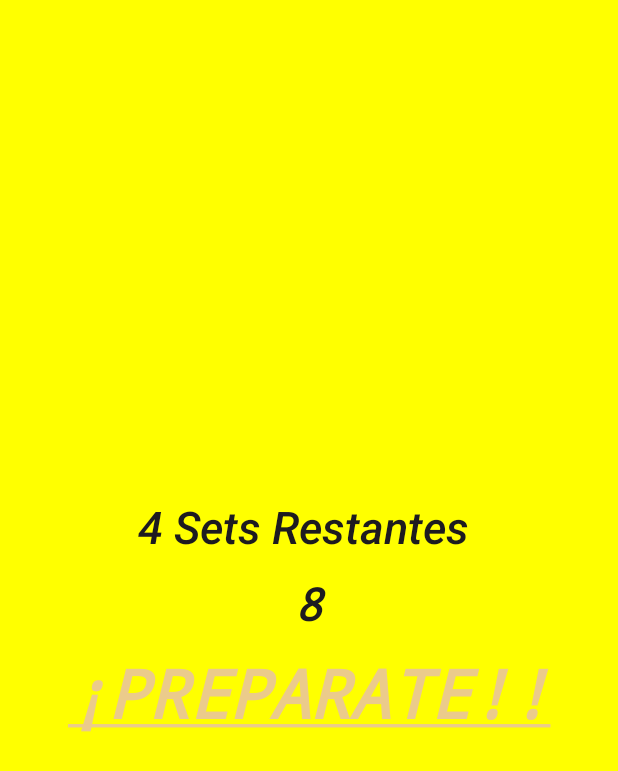
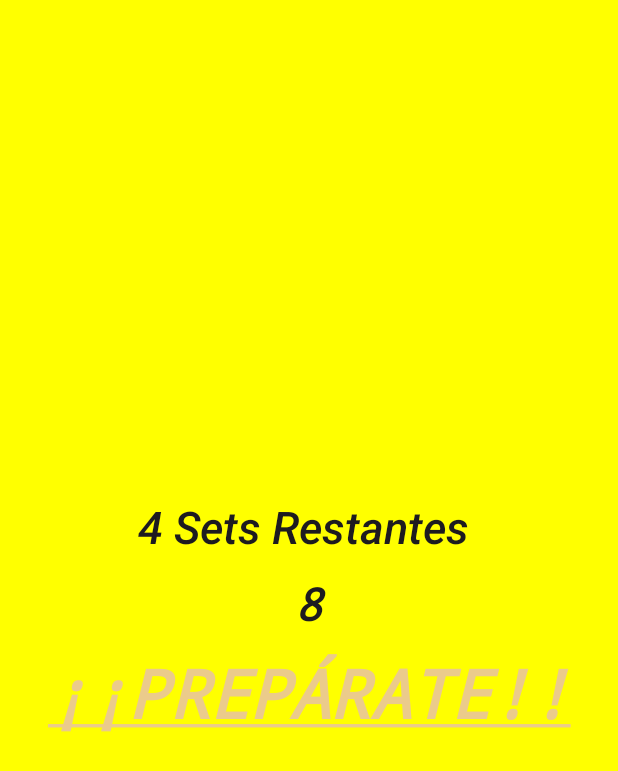
Before and after one commit to airamdl/hiitTimer, an Android app built with Jetpack Compose: the screen it shows after launch (MainActivity), after a tap on "Start Activity", on a phone screen of 412 x 824 dp. Shown: the top 771 px of the screen. Run offline under Robolectric (Android 15) with nearby library versions, the phone set to English and light mode, and no system bars.

Commit message:
Pequeño ajustes de código.

```diff
--- a/app/src/main/java/com/example/contador/ScreenManager.kt
+++ b/app/src/main/java/com/example/contador/ScreenManager.kt
@@ -38,6 +38,8 @@ import androidx.navigation.compose.NavHost
 import androidx.navigation.compose.composable
 import androidx.navigation.compose.rememberNavController
 import com.example.contador.ui.theme.*
+import android.media.MediaPlayer
+import androidx.compose.ui.platform.LocalContext
 import java.time.format.TextStyle
 
 
@@ -99,6 +101,8 @@ fun Screen1(navController: NavController) {
     var sets by rememberSaveable { mutableIntStateOf(4) }
     var work by rememberSaveable { mutableIntStateOf(5) }
     var rest by rememberSaveable { mutableIntStateOf(10) }
+    var nplayer : MediaPlayer
+    val myContext = LocalContext.current
 
     Column(
         Modifier
@@ -148,6 +152,8 @@ fun Screen1(navController: NavController) {
                         )
                     )
                 }
+                nplayer = MediaPlayer.create(myContext, R.raw.noti);
+                nplayer.start()
             }
         ) {
             Text("Start Activity")
@@ -183,7 +189,7 @@ fun Screen2(navController: NavController, start: String?, work: String?, rest: S
         Spacer(modifier = Modifier.height(16.dp))
         Text("$prepareTime", fontSize = 30.sp, fontStyle = FontStyle.Italic, fontFamily = FontFamily.Monospace, fontWeight = FontWeight.Bold)
         Spacer(modifier = Modifier.height(16.dp))
-        Text(text = "¡PREPARATE!!", color = TextScreen2, fontWeight = FontWeight.Bold, fontSize = 45.sp, textDecoration = TextDecoration.Underline, fontStyle = FontStyle.Italic, fontFamily = FontFamily.Monospace)
+        Text(text = "¡¡PREPÁRATE!!", color = TextScreen2, fontWeight = FontWeight.Bold, fontSize = 45.sp, textDecoration = TextDecoration.Underline, fontStyle = FontStyle.Italic, fontFamily = FontFamily.Monospace)
 //        Text(text = "hola", textStyle = MaterialTheme.typography.bodyMedium.copy(
 //            fontSize = 16.sp,
 //            lineHeight = 24.sp,
@@ -242,7 +248,7 @@ fun Screen3(navController: NavController, start: String?, work: String?, rest: S
         Text(text = "$timeLeft",  fontSize = 30.sp)
         Spacer(modifier = Modifier.height(16.dp))
         Text(text = "Tiempo restante ", color = Color.Blue, fontSize = 20.sp)
-        Text(text = "VAMOS TU PUEDES", color = TestScreen3, fontSize = 40.sp, fontWeight = FontWeight.Bold, fontFamily = FontFamily.Monospace)
+        Text(text = "¡VAMOS TÚ PUEDES!", color = TestScreen3, fontSize = 40.sp, fontWeight = FontWeight.Bold, fontFamily = FontFamily.Monospace)
 
         if (timeLeft<=0){
             LaunchedEffect(Unit) {
@@ -306,7 +312,7 @@ fun Screen4(navController: NavController, start: String?, work: String?, rest: S
     ) {
         Text(text = "$setsRemaining Sets Restantes ", fontSize = 30.sp)
         Spacer(modifier = Modifier.height(16.dp))
-        Text(text = "$restTime" )
+        Text(text = "$restTime", fontSize = 20.sp )
         Text(text = "Descansa", fontSize = 45.sp, fontWeight = FontWeight.Bold, color = TextScreen4)
 
 
--- a/app/src/main/java/com/example/contador/ui/theme/Color.kt
+++ b/app/src/main/java/com/example/contador/ui/theme/Color.kt
@@ -10,8 +10,8 @@ val BackgroundScreen2 = Color(0xffffff00)
     val BackgroundScreen3 = Color(0xff00ff66)
     val BackgroundScreen4 = Color(0xff00eeff)
     val TextScreen2 = Color(0xffebcb8b)
-val TestScreen3= Color (0xffc0eb75)
-    val TextScreen4 = Color(0xffc5f6fa)
+val TestScreen3= Color (0xffffffff)
+    val TextScreen4 = Color(0xffffffff)
 val Purple40 = Color(0xFF6650a4)
 val PurpleGrey40 = Color(0xFF625b71)
 val Pink40 = Color(0xFF7D5260)
```
